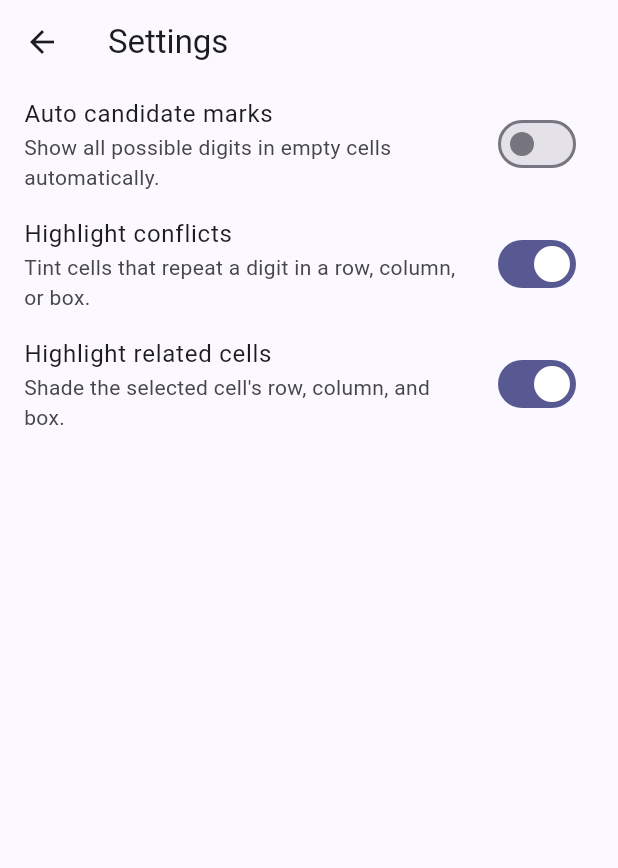
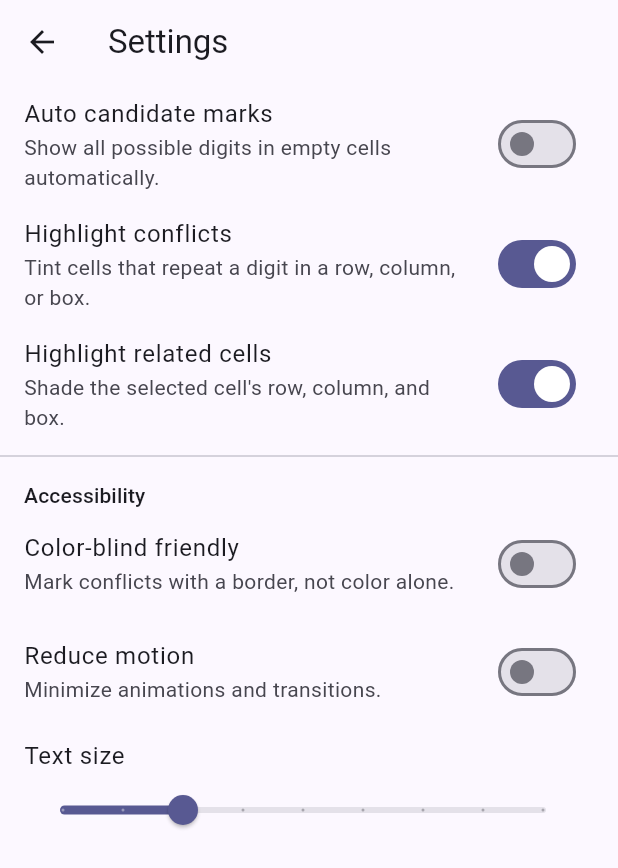
Before and after one commit to aryan-nandal/Super-Sudoku, a Flutter app: the screen it shows after launch, after a tap on the "calendar today" icon, after a tap on the "bar chart" icon, after a tap on the "settings" icon, on a phone screen of 412 x 824 dp. Shown: the top 868 px of the screen. Run offline on Flutter 3.47's test engine with Material 3 defaults, Android fonts, the phone set to English and light mode, and no system bars; our stand-ins replace drift, drift_flutter, flutter_riverpod, share_plus; accounts and stored records are empty; generated files the repository leaves out were written again.

Commit message:
Add accessibility pass: color-blind cues, text scaling, reduced-motion setting (#10)
- Settings gain accessibility options (persisted): color-blind friendly mode,
  reduce motion, and a text-size scale (80%-160%).
- Color-blind mode marks board conflicts with a border (a non-color cue) in
  addition to the red tint, so conflicts don't rely on color alone.
- Text scale is applied app-wide via MediaQuery.textScaler.
- Settings screen gains an Accessibility section.

TDD: 99 tests passing; flutter analyze clean; web build compiles.

Deferred: dyslexia-friendly font (needs a bundled font asset); reduced-motion
is stored and will be honored when animations land in the design-polish pass.

Co-authored-by: Aryan Nandal <aryan-nandal@users.noreply.github.com>

```diff
--- a/lib/features/daily/daily_screen.dart
+++ b/lib/features/daily/daily_screen.dart
@@ -115,6 +115,7 @@ class _DailyScreenState extends ConsumerState<DailyScreen> {
                   autoCandidateNotes: settings.autoCandidateNotes,
                   hintCell: state.hintStep?.cell,
                   hintTier: state.hintTier,
+                  colorBlindMode: settings.colorBlindMode,
                 ),
               ),
             ),
--- a/lib/features/game/board_screen.dart
+++ b/lib/features/game/board_screen.dart
@@ -154,6 +154,7 @@ class _BoardScreenState extends ConsumerState<BoardScreen> {
                   autoCandidateNotes: settings.autoCandidateNotes,
                   hintCell: state.hintStep?.cell,
                   hintTier: state.hintTier,
+                  colorBlindMode: settings.colorBlindMode,
                 ),
               ),
             ),
--- a/lib/features/game/widgets/sudoku_board.dart
+++ b/lib/features/game/widgets/sudoku_board.dart
@@ -30,6 +30,10 @@ class SudokuBoard extends StatelessWidget {
   /// Hint disclosure tier: region highlight for 1–2, exact cell for 3.
   final int hintTier;
 
+  /// When true, conflicts also get a border (a non-color cue for color-blind
+  /// players) rather than relying on the red tint alone.
+  final bool colorBlindMode;
+
   const SudokuBoard({
     super.key,
     required this.game,
@@ -39,6 +43,7 @@ class SudokuBoard extends StatelessWidget {
     this.autoCandidateNotes = false,
     this.hintCell,
     this.hintTier = 0,
+    this.colorBlindMode = false,
   });
 
   @override
@@ -69,6 +74,7 @@ class SudokuBoard extends StatelessWidget {
                     autoCandidateNotes: autoCandidateNotes,
                     hintCell: hintCell,
                     hintTier: hintTier,
+                    colorBlindMode: colorBlindMode,
                     onTap: () => onCellTap(i),
                   ),
                 ),
@@ -100,6 +106,7 @@ class _Cell extends StatelessWidget {
   final bool autoCandidateNotes;
   final int? hintCell;
   final int hintTier;
+  final bool colorBlindMode;
   final VoidCallback onTap;
 
   const _Cell({
@@ -112,6 +119,7 @@ class _Cell extends StatelessWidget {
     required this.autoCandidateNotes,
     required this.hintCell,
     required this.hintTier,
+    required this.colorBlindMode,
     required this.onTap,
   });
 
@@ -123,6 +131,7 @@ class _Cell extends StatelessWidget {
     final isError = game.isError(index);
 
     final color = _backgroundColor(isSelected, selected, value);
+    final conflict = highlightDuplicates && game.isDuplicate(index);
 
     return GestureDetector(
       key: ValueKey('cell_$index'),
@@ -132,7 +141,13 @@ class _Cell extends StatelessWidget {
         label: _semanticLabel(value),
         selected: isSelected,
         child: Container(
-          color: color,
+          decoration: BoxDecoration(
+            color: color,
+            // A non-color cue for conflicts when color-blind mode is on.
+            border: (conflict && colorBlindMode)
+                ? Border.all(color: board.errorText, width: 2)
+                : null,
+          ),
           alignment: Alignment.center,
           child: _content(context, value, isError),
         ),
--- a/lib/features/settings/settings_screen.dart
+++ b/lib/features/settings/settings_screen.dart
@@ -43,6 +43,40 @@ class SettingsScreen extends ConsumerWidget {
             value: settings.highlightPeers,
             onChanged: controller.setHighlightPeers,
           ),
+          const Divider(),
+          Padding(
+            padding: const EdgeInsets.fromLTRB(16, 8, 16, 0),
+            child: Text(
+              'Accessibility',
+              style: Theme.of(context).textTheme.titleSmall,
+            ),
+          ),
+          SwitchListTile(
+            key: const ValueKey('setting_color_blind'),
+            title: const Text('Color-blind friendly'),
+            subtitle: const Text('Mark conflicts with a border, not color alone.'),
+            value: settings.colorBlindMode,
+            onChanged: controller.setColorBlindMode,
+          ),
+          SwitchListTile(
+            key: const ValueKey('setting_reduced_motion'),
+            title: const Text('Reduce motion'),
+            subtitle: const Text('Minimize animations and transitions.'),
+            value: settings.reducedMotion,
+            onChanged: controller.setReducedMotion,
+          ),
+          ListTile(
+            title: const Text('Text size'),
+            subtitle: Slider(
+              key: const ValueKey('setting_text_scale'),
+              min: 0.8,
+              max: 1.6,
+              divisions: 8,
+              label: '${(settings.textScale * 100).round()}%',
+              value: settings.textScale,
+              onChanged: controller.setTextScale,
+            ),
+          ),
         ],
       ),
     );
--- a/lib/main.dart
+++ b/lib/main.dart
@@ -3,22 +3,34 @@ import 'package:flutter_riverpod/flutter_riverpod.dart';
 
 import 'core/theme/app_theme.dart';
 import 'features/game/board_screen.dart';
+import 'features/settings/settings_controller.dart';
 
 void main() {
   runApp(const ProviderScope(child: SuperSudokuApp()));
 }
 
-class SuperSudokuApp extends StatelessWidget {
+class SuperSudokuApp extends ConsumerWidget {
   const SuperSudokuApp({super.key});
 
   @override
-  Widget build(BuildContext context) {
+  Widget build(BuildContext context, WidgetRef ref) {
+    // Watch only the text-scale so the whole app honors the accessibility setting.
+    final textScale = ref.watch(
+      settingsControllerProvider.select((s) => s.textScale),
+    );
     return MaterialApp(
       title: 'Super Sudoku',
       debugShowCheckedModeBanner: false,
       theme: AppTheme.light(),
       darkTheme: AppTheme.dark(),
       themeMode: ThemeMode.system,
+      builder: (context, child) {
+        final mq = MediaQuery.of(context);
+        return MediaQuery(
+          data: mq.copyWith(textScaler: TextScaler.linear(textScale)),
+          child: child!,
+        );
+      },
       home: const BoardScreen(),
     );
   }
```
Also changed, not shown: lib/features/settings/settings_controller.dart (+44 -5 lines), 1 other file.
